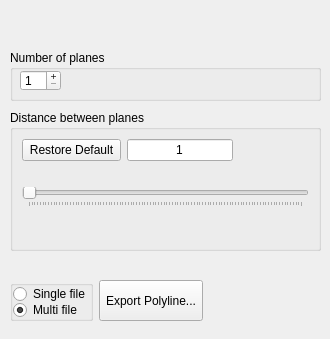
Old version of the form src/meshlabplugins/editslice/slicedialog.ui in the repository cnr-isti-vclab/meshlab.
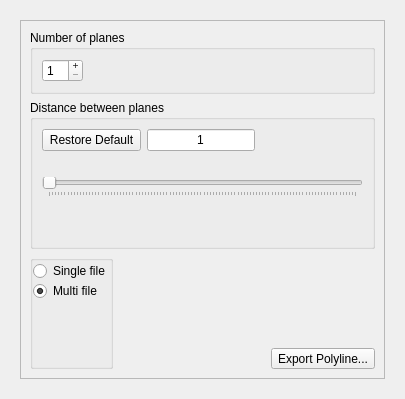
New version of the form.

Commit message: Final changes to the interface (no docking and better resizing)

What changed in the file:
```diff
--- a/src/meshlabplugins/editslice/slicedialog.ui
+++ b/src/meshlabplugins/editslice/slicedialog.ui
@@ -4,14 +4,6 @@
   <property name="windowModality" >
    <enum>Qt::NonModal</enum>
   </property>
-  <property name="geometry" >
-   <rect>
-    <x>0</x>
-    <y>0</y>
-    <width>330</width>
-    <height>339</height>
-   </rect>
-  </property>
   <property name="sizeIncrement" >
    <size>
     <width>5</width>
@@ -27,15 +19,88 @@
   <property name="layoutDirection" >
    <enum>Qt::LeftToRight</enum>
   </property>
+  <widget class="QFrame" name="frame" >
+   <property name="geometry" >
+    <rect>
+     <x>20</x>
+     <y>20</y>
+     <width>365</width>
+     <height>359</height>
+    </rect>
+   </property>
+   <property name="frameShape" >
+    <enum>QFrame::StyledPanel</enum>
+   </property>
+   <property name="frameShadow" >
+    <enum>QFrame::Raised</enum>
+   </property>
+   <layout class="QVBoxLayout" >
+    <property name="margin" >
+     <number>9</number>
+    </property>
+    <property name="spacing" >
+     <number>6</number>
+    </property>
+    <item>
+     <widget class="QGroupBox" name="groupBox" >
+      <property name="title" >
+       <string>Number of planes</string>
+      </property>
+      <layout class="QHBoxLayout" >
+       <property name="margin" >
+        <number>9</number>
+       </property>
+       <property name="spacing" >
+        <number>6</number>
+       </property>
+       <item>
+        <widget class="QSpinBox" name="spinBox" >
+         <property name="sizePolicy" >
+          <sizepolicy>
+           <hsizetype>5</hsizetype>
+           <vsizetype>5</vsizetype>
+           <horstretch>0</horstretch>
+           <verstretch>0</verstretch>
+          </sizepolicy>
+         </property>
+         <property name="minimumSize" >
+          <size>
+           <width>0</width>
+           <height>15</height>
+          </size>
+         </property>
+         <property name="maximumSize" >
+          <size>
+           <width>50</width>
+           <height>16777215</height>
+          </size>
+         </property>
+         <property name="buttonSymbols" >
+          <enum>QAbstractSpinBox::PlusMinus</enum>
+         </property>
+         <property name="minimum" >
+          <number>1</number>
+         </property>
+        </widget>
+       </item>
+       <item>
+        <spacer>
+         <property name="orientation" >
+          <enum>Qt::Horizontal</enum>
+         </property>
+         <property name="sizeHint" >
+          <size>
+           <width>0</width>
+           <height>0</height>
+          </size>
+         </property>
+        </spacer>
+       </item>
+      </layout>
+     </widget>
+    </item>
+    <item>
   <widget class="QGroupBox" name="groupBox_2" >
-   <property name="geometry" >
-    <rect>
-     <x>10</x>
-     <y>110</y>
-     <width>311</width>
-     <height>141</height>
-    </rect>
-   </property>
    <property name="title" >
     <string>Distance between planes</string>
    </property>
@@ -106,19 +171,6 @@
         </property>
        </spacer>
       </item>
-      <item>
-       <spacer>
-        <property name="orientation" >
-         <enum>Qt::Horizontal</enum>
-        </property>
-        <property name="sizeHint" >
-         <size>
-          <width>40</width>
-          <height>20</height>
-         </size>
-        </property>
-       </spacer>
-      </item>
      </layout>
     </item>
     <item>
@@ -194,15 +246,8 @@
     </item>
    </layout>
   </widget>
-  <widget class="QWidget" name="layoutWidget" >
-   <property name="geometry" >
-    <rect>
-     <x>10</x>
-     <y>280</y>
-     <width>311</width>
-     <height>41</height>
-    </rect>
-   </property>
+    </item>
+    <item>
    <layout class="QHBoxLayout" >
     <property name="margin" >
      <number>0</number>
@@ -252,8 +297,55 @@
          </property>
         </widget>
        </item>
-      </layout>
-     </widget>
+         <item>
+          <spacer>
+           <property name="orientation" >
+            <enum>Qt::Vertical</enum>
+           </property>
+           <property name="sizeHint" >
+            <size>
+             <width>20</width>
+             <height>0</height>
+            </size>
+           </property>
+          </spacer>
+         </item>
+        </layout>
+       </widget>
+      </item>
+      <item>
+       <spacer>
+        <property name="orientation" >
+         <enum>Qt::Horizontal</enum>
+        </property>
+        <property name="sizeHint" >
+         <size>
+          <width>121</width>
+          <height>68</height>
+         </size>
+        </property>
+       </spacer>
+      </item>
+      <item>
+       <layout class="QVBoxLayout" >
+        <property name="margin" >
+         <number>0</number>
+        </property>
+        <property name="spacing" >
+         <number>6</number>
+        </property>
+        <item>
+         <spacer>
+          <property name="orientation" >
+           <enum>Qt::Vertical</enum>
+          </property>
+          <property name="sizeHint" >
+           <size>
+            <width>20</width>
+            <height>40</height>
+           </size>
+          </property>
+         </spacer>
     </item>
     <item>
      <widget class="QToolButton" name="ExportButton" >
@@ -273,94 +365,11 @@
       </property>
      </widget>
     </item>
-    <item>
-     <spacer>
-      <property name="orientation" >
-       <enum>Qt::Horizontal</enum>
-      </property>
-      <property name="sizeHint" >
-       <size>
-        <width>40</width>
-        <height>20</height>
-       </size>
-      </property>
-     </spacer>
-    </item>
-   </layout>
-  </widget>
-  <widget class="QGroupBox" name="groupBox" >
-   <property name="geometry" >
-    <rect>
-     <x>10</x>
-     <y>50</y>
-     <width>311</width>
-     <height>51</height>
-    </rect>
-   </property>
-   <property name="title" >
-    <string>Number of planes</string>
-   </property>
-   <widget class="QWidget" name="horizontalLayout_3" >
-    <property name="geometry" >
-     <rect>
-      <x>10</x>
-      <y>20</y>
-      <width>291</width>
-      <height>21</height>
-     </rect>
-    </property>
-    <layout class="QHBoxLayout" >
-     <property name="margin" >
-      <number>0</number>
-     </property>
-     <property name="spacing" >
-      <number>6</number>
-     </property>
-     <item>
-      <widget class="QSpinBox" name="spinBox" >
-       <property name="sizePolicy" >
-        <sizepolicy>
-         <hsizetype>5</hsizetype>
-         <vsizetype>5</vsizetype>
-         <horstretch>0</horstretch>
-         <verstretch>0</verstretch>
-        </sizepolicy>
-       </property>
-       <property name="minimumSize" >
-        <size>
-         <width>0</width>
-         <height>15</height>
-        </size>
-       </property>
-       <property name="maximumSize" >
-        <size>
-         <width>50</width>
-         <height>16777215</height>
-        </size>
-       </property>
-       <property name="buttonSymbols" >
-        <enum>QAbstractSpinBox::PlusMinus</enum>
-       </property>
-       <property name="minimum" >
-        <number>1</number>
-       </property>
-      </widget>
-     </item>
-     <item>
-      <spacer>
-       <property name="orientation" >
-        <enum>Qt::Horizontal</enum>
-       </property>
-       <property name="sizeHint" >
-        <size>
-         <width>0</width>
-         <height>0</height>
-        </size>
-       </property>
-      </spacer>
-     </item>
-    </layout>
-   </widget>
+       </layout>
+      </item>
+     </layout>
+    </item>
+   </layout>
   </widget>
  </widget>
  <layoutdefault spacing="6" margin="11" />
```
Lines whose indentation alone changed are shown as unchanged. The commit also changes 3 other files.
